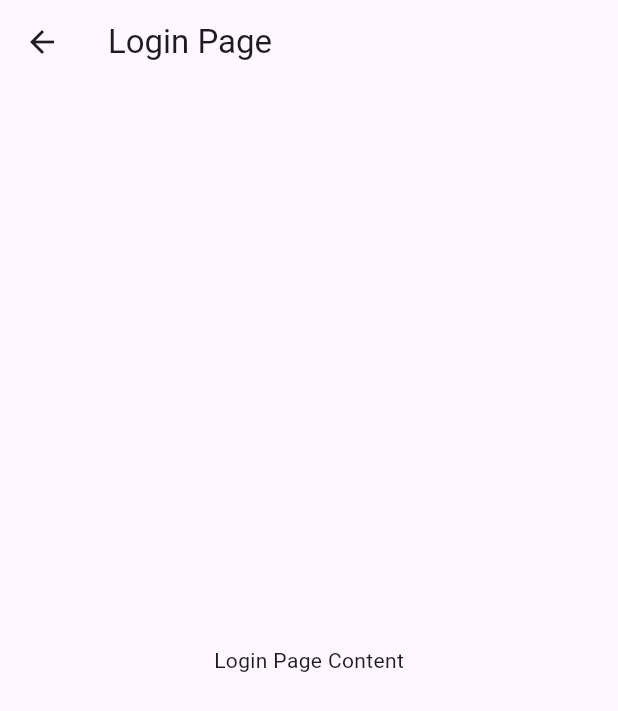
After one commit to amoitra1/appdevtest, a Flutter app: the LoginPage screen opened directly, on a phone screen of 412 x 824 dp. The commit adds this screen. Shown: the top 711 px of the screen. Run offline on Flutter 3.47's test engine with Material 3 defaults, Android fonts, the phone set to English and light mode, and no system bars.

Commit message:
created login page

```diff
--- /dev/null
+++ b/lib/login.dart
@@ -0,0 +1,15 @@
+import 'package:flutter/material.dart';
+
+class LoginPage extends StatelessWidget {
+  @override
+  Widget build(BuildContext context) {
+    return Scaffold(
+      appBar: AppBar(
+        title: Text('Login Page'),
+      ),
+      body: Center(
+        child: Text('Login Page Content'),
+      ),
+    );
+  }
+}
--- a/lib/main.dart
+++ b/lib/main.dart
@@ -1,5 +1,6 @@
 // Chang push check
 import 'package:flutter/material.dart';
+import 'login.dart';
 
 void main() {
   runApp(const MyApp());
```
